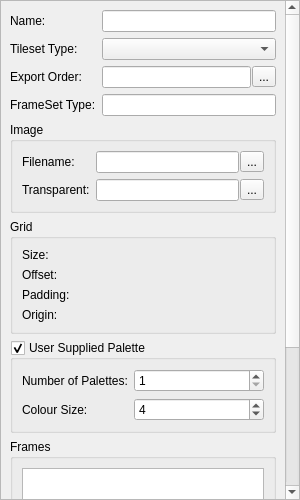
Before: the Qt Designer form src/gui-qt/metasprite/spriteimporter/framesetdock.ui in undisbeliever/untech-editor, drawn with Qt 5.
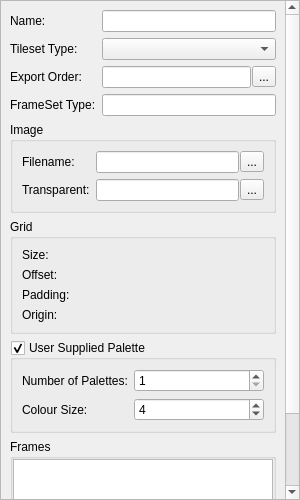
After: the same form once the commit is applied. Custom widgets are drawn as their Qt base class.

Commit message:
gui-ms: gui-si: clean up sidebars
 * TreeView/ListView minimum height set to 100

 * Margins surrounding the TreeView/ListViews and their buttons set to 0

 * AnimationDock::animationFrames was put inside a GroupBox so it
   matches the Frame and FrameSet docks

The edit to the form file:
```diff
--- a/src/gui-qt/metasprite/spriteimporter/framesetdock.ui
+++ b/src/gui-qt/metasprite/spriteimporter/framesetdock.ui
@@ -50,7 +50,7 @@
          <x>0</x>
          <y>0</y>
          <width>284</width>
-         <height>727</height>
+         <height>611</height>
         </rect>
        </property>
        <property name="minimumSize">
@@ -297,7 +297,22 @@
           <property name="title">
            <string>Frames</string>
           </property>
-          <layout class="QVBoxLayout" name="verticalLayout_2">
+          <layout class="QVBoxLayout" name="verticalLayout2">
+           <property name="spacing">
+            <number>0</number>
+           </property>
+           <property name="leftMargin">
+            <number>0</number>
+           </property>
+           <property name="topMargin">
+            <number>0</number>
+           </property>
+           <property name="rightMargin">
+            <number>0</number>
+           </property>
+           <property name="bottomMargin">
+            <number>0</number>
+           </property>
            <item>
             <widget class="QListView" name="frameList">
              <property name="sizePolicy">
@@ -306,6 +321,12 @@
                <verstretch>0</verstretch>
               </sizepolicy>
              </property>
+             <property name="minimumSize">
+              <size>
+               <width>0</width>
+               <height>100</height>
+              </size>
+             </property>
              <property name="selectionMode">
               <enum>QAbstractItemView::SingleSelection</enum>
              </property>
```
The commit also changes 5 other files.
